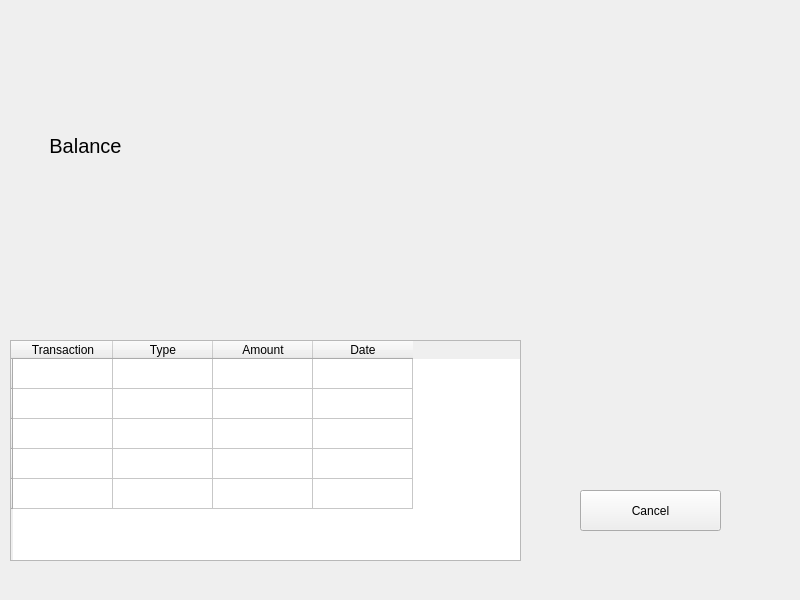
First picture: the form in frontend/balance.ui, repository 22kmo-project/group_14, before the edit.
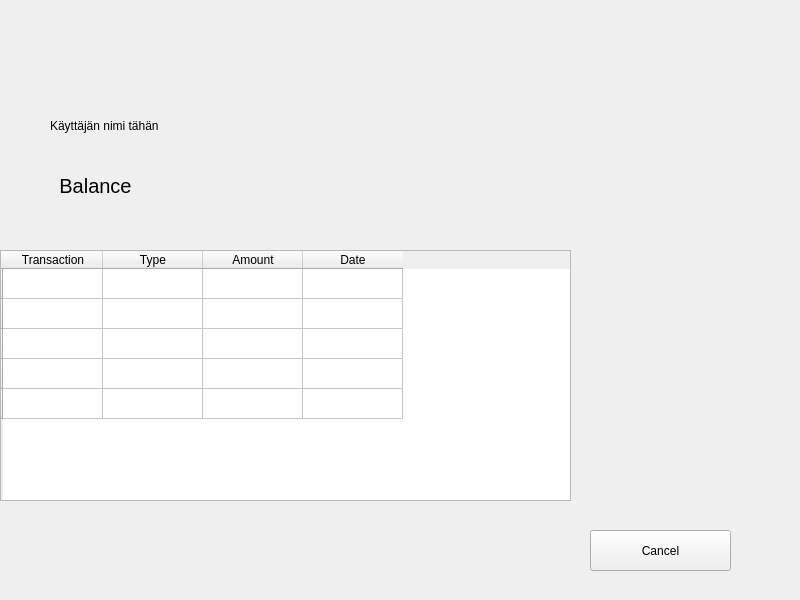
Second picture: the form after the edit.

Diff of the .ui file:
```diff
--- a/frontend/balance.ui
+++ b/frontend/balance.ui
@@ -13,24 +13,32 @@
   <property name="windowTitle">
    <string>Form</string>
   </property>
-  <widget class="QStackedWidget" name="stackedWidget">
+  <widget class="QLabel" name="label">
    <property name="geometry">
     <rect>
-     <x>-10</x>
-     <y>60</y>
-     <width>801</width>
-     <height>521</height>
+     <x>40</x>
+     <y>160</y>
+     <width>111</width>
+     <height>51</height>
     </rect>
    </property>
-   <property name="currentIndex">
-    <number>0</number>
+   <property name="font">
+    <font>
+     <pointsize>15</pointsize>
+    </font>
    </property>
-   <widget class="QWidget" name="page">
+   <property name="text">
+    <string>Balance</string>
+   </property>
+   <property name="alignment">
+    <set>Qt::AlignCenter</set>
+   </property>
+  </widget>
     <widget class="QPushButton" name="pushButton_4">
      <property name="geometry">
       <rect>
        <x>590</x>
-       <y>430</y>
+     <y>530</y>
        <width>141</width>
        <height>41</height>
       </rect>
@@ -39,34 +47,13 @@
       <string>Cancel</string>
      </property>
     </widget>
-    <widget class="QLabel" name="label">
-     <property name="geometry">
-      <rect>
-       <x>40</x>
-       <y>60</y>
-       <width>111</width>
-       <height>51</height>
-      </rect>
-     </property>
-     <property name="font">
-      <font>
-       <pointsize>15</pointsize>
-      </font>
-     </property>
-     <property name="text">
-      <string>Balance</string>
-     </property>
-     <property name="alignment">
-      <set>Qt::AlignCenter</set>
-     </property>
-    </widget>
     <widget class="QTableWidget" name="tableWidget">
      <property name="geometry">
       <rect>
-       <x>20</x>
-       <y>280</y>
-       <width>511</width>
-       <height>221</height>
+     <x>0</x>
+     <y>250</y>
+     <width>571</width>
+     <height>251</height>
       </rect>
      </property>
      <row>
@@ -118,9 +105,9 @@
     <widget class="QLabel" name="label_2">
      <property name="geometry">
       <rect>
-       <x>150</x>
-       <y>60</y>
-       <width>111</width>
+     <x>200</x>
+     <y>160</y>
+     <width>121</width>
        <height>51</height>
       </rect>
      </property>
@@ -141,7 +128,21 @@
       <set>Qt::AlignCenter</set>
      </property>
     </widget>
-   </widget>
+  <widget class="QLabel" name="label_3">
+   <property name="geometry">
+    <rect>
+     <x>50</x>
+     <y>100</y>
+     <width>361</width>
+     <height>51</height>
+    </rect>
+   </property>
+   <property name="text">
+    <string>Käyttäjän nimi tähän</string>
+   </property>
+   <property name="alignment">
+    <set>Qt::AlignLeading|Qt::AlignLeft|Qt::AlignVCenter</set>
+   </property>
   </widget>
  </widget>
  <resources/>
```
Lines whose indentation alone changed are shown as unchanged.
